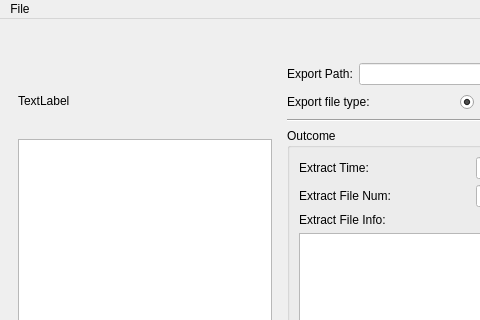
Before: the Qt Designer form util/ui/EC_dicom2avi.ui in chi-chun-1999/EC_dicom2avi, drawn with Qt 5; both pictures show x 0 to 480 and y 0 to 320 of the 840 by 849 pixel window.
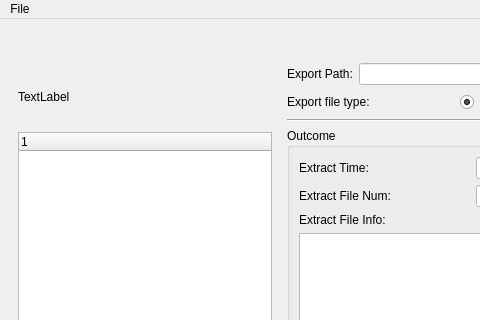
After: the same form once the commit is applied.

Commit message: finish the FileTreeModel for Qt TreeView

The edit to the form file:
```diff
--- a/util/ui/EC_dicom2avi.ui
+++ b/util/ui/EC_dicom2avi.ui
@@ -26,7 +26,7 @@
      <widget class="QWidget" name="widget" native="true">
       <layout class="QVBoxLayout" name="verticalLayout_2">
        <item>
-        <layout class="QVBoxLayout" name="verticalLayout" stretch="1,2,20,0">
+        <layout class="QVBoxLayout" name="verticalLayout" stretch="1,2,22,0">
          <property name="spacing">
           <number>-1</number>
          </property>
@@ -51,7 +51,7 @@
           </widget>
          </item>
          <item>
-          <widget class="QListWidget" name="listWidget_file"/>
+          <widget class="QTreeWidget" name="treeWidget_file"/>
          </item>
          <item>
           <layout class="QHBoxLayout" name="horizontalLayout_2" stretch="2,1,1">
```
The commit also changes 5 other files.
